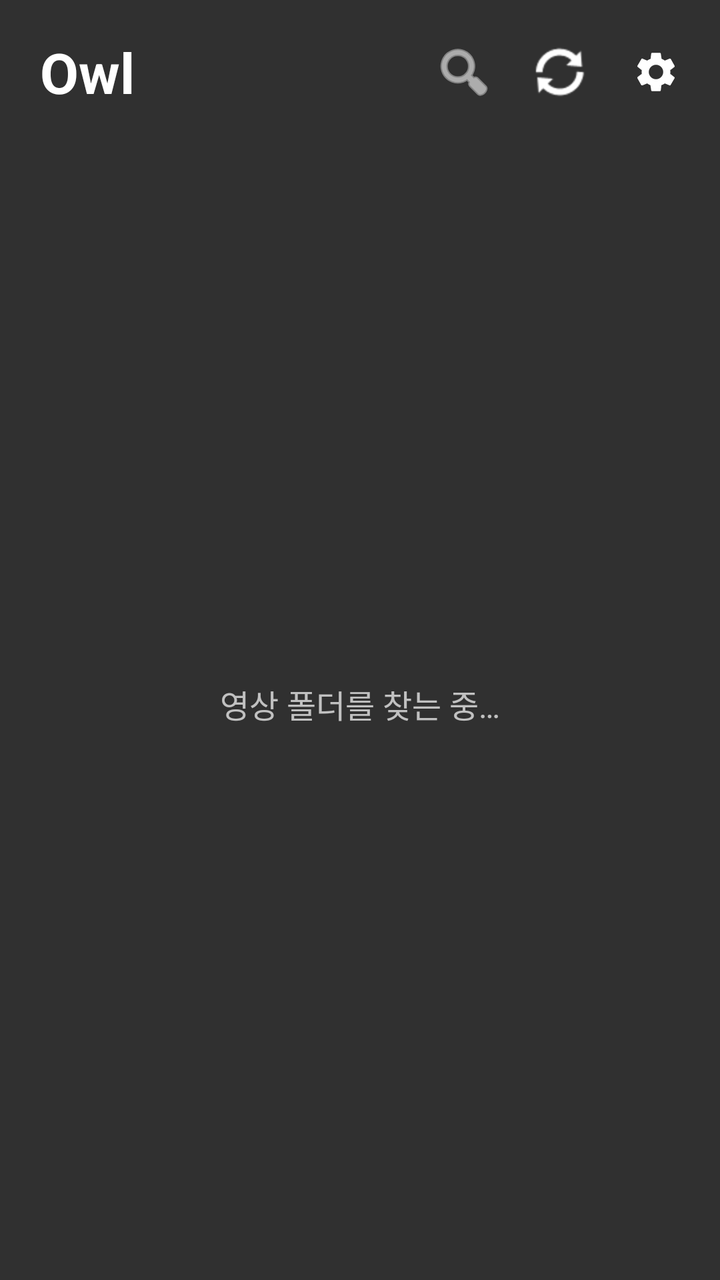
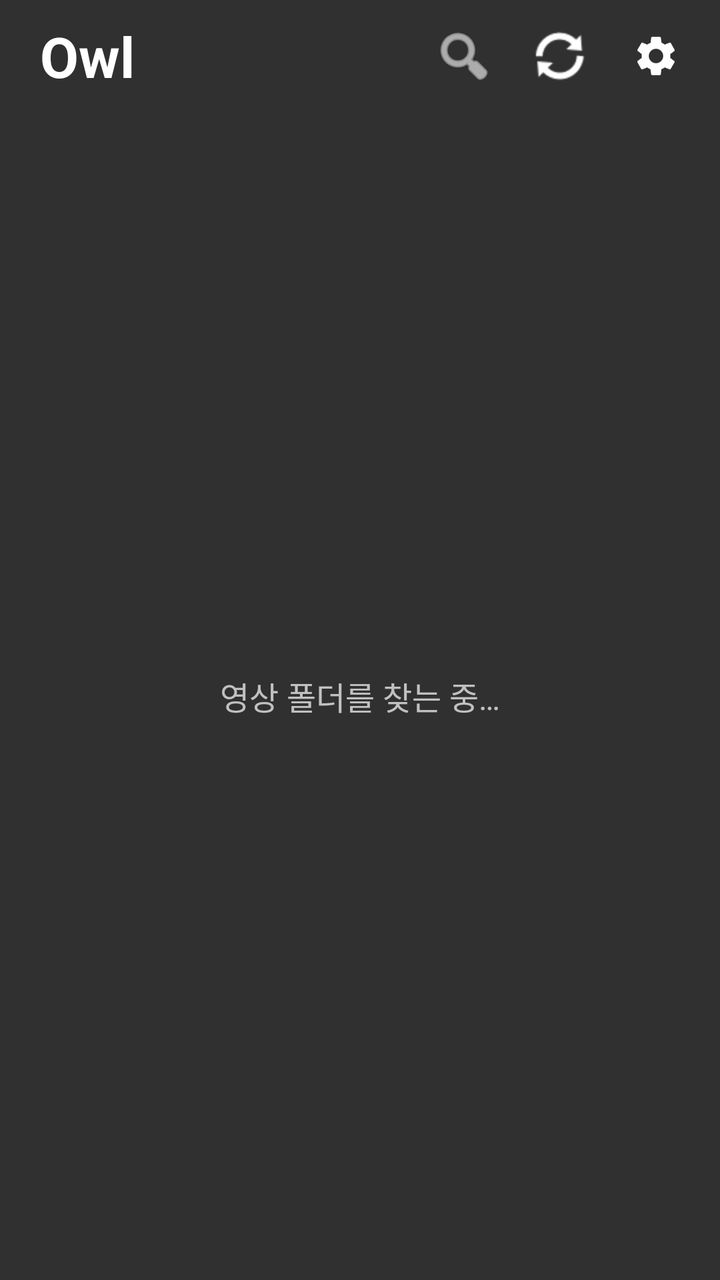

Compare the two renders of this Android layout. The source of the first and the diff that turns it into the second are given below.
<!-- AndroidManifest.xml: activity theme FilePickerTheme -->
<!-- res/layout/activity_main.xml -->
<?xml version="1.0" encoding="utf-8"?>
<LinearLayout xmlns:android="http://schemas.android.com/apk/res/android"
    android:id="@+id/mainRoot"
    android:layout_width="match_parent"
    android:layout_height="match_parent"
    android:orientation="vertical"
    android:background="?android:attr/colorBackground"
    android:paddingTop="8dp">

    <LinearLayout
        android:layout_width="match_parent"
        android:layout_height="56dp"
        android:gravity="center_vertical"
        android:orientation="horizontal"
        android:paddingStart="20dp"
        android:paddingEnd="8dp">

        <TextView
            android:layout_width="0dp"
            android:layout_height="wrap_content"
            android:layout_weight="1"
            android:text="Owl"
            android:textSize="28sp"
            android:textStyle="bold"
            android:textColor="?android:attr/textColorPrimary" />

        <ImageButton
            android:id="@+id/searchButton"
            android:layout_width="48dp"
            android:layout_height="48dp"
            android:background="?attr/selectableItemBackgroundBorderless"
            android:contentDescription="검색"
            android:src="@android:drawable/ic_menu_search"
            android:tint="?android:attr/textColorPrimary" />

        <ImageButton
            android:id="@+id/refreshButton"
            android:layout_width="48dp"
            android:layout_height="48dp"
            android:background="?attr/selectableItemBackgroundBorderless"
            android:contentDescription="새로고침"
            android:src="@android:drawable/ic_popup_sync"
            android:tint="?android:attr/textColorPrimary" />

        <ImageButton
            android:id="@+id/settingsButton"
            android:layout_width="48dp"
            android:layout_height="48dp"
            android:background="?attr/selectableItemBackgroundBorderless"
            android:contentDescription="설정"
            android:src="@drawable/ic_settings_black_24dp"
            android:tint="?android:attr/textColorPrimary" />
    </LinearLayout>

    <FrameLayout
        android:layout_width="match_parent"
        android:layout_height="0dp"
        android:layout_weight="1">

        <androidx.recyclerview.widget.RecyclerView
            android:id="@+id/folderRecycler"
            android:layout_width="match_parent"
            android:layout_height="match_parent"
            android:clipToPadding="false"
            android:paddingStart="12dp"
            android:paddingEnd="12dp"
            android:paddingBottom="24dp" />

        <TextView
            android:id="@+id/emptyText"
            android:layout_width="wrap_content"
            android:layout_height="wrap_content"
            android:layout_gravity="center"
            android:text="영상 폴더를 찾는 중…"
            android:textColor="?android:attr/textColorSecondary"
            android:textSize="16sp" />
    </FrameLayout>
</LinearLayout>
<!-- resources referenced by this layout -->
<resources>
  <!-- drawable ic_settings_black_24dp (drawable) -->
  <vector xmlns:android="http://schemas.android.com/apk/res/android"
          android:width="24dp"
          android:height="24dp"
          android:viewportWidth="24"
          android:viewportHeight="24">
      <path
          android:fillColor="#FF000000"
          android:pathData="M19.1,12.9a2.8,2.8 0,0 0,0.1 -0.9,2.8 2.8,0 0,0 -0.1,-0.9l2.1,-1.6a0.7,0.7 0,0 0,0.1 -0.6L19.4,5.5a0.7,0.7 0,0 0,-0.6 -0.2l-2.4,1a6.5,6.5 0,0 0,-1.6 -0.9l-0.4,-2.6a0.5,0.5 0,0 0,-0.5 -0.4H10.1a0.5,0.5 0,0 0,-0.5 0.4L9.3,5.4a5.6,5.6 0,0 0,-1.7 0.9l-2.4,-1a0.4,0.4 0,0 0,-0.5 0.2l-2,3.4c-0.1,0.2 0,0.4 0.2,0.6l2,1.6a2.8,2.8 0,0 0,-0.1 0.9,2.8 2.8,0 0,0 0.1,0.9L2.8,14.5a0.7,0.7 0,0 0,-0.1 0.6l1.9,3.4a0.7,0.7 0,0 0,0.6 0.2l2.4,-1a6.5,6.5 0,0 0,1.6 0.9l0.4,2.6a0.5,0.5 0,0 0,0.5 0.4h3.8a0.5,0.5 0,0 0,0.5 -0.4l0.3,-2.6a5.6,5.6 0,0 0,1.7 -0.9l2.4,1a0.4,0.4 0,0 0,0.5 -0.2l2,-3.4c0.1,-0.2 0,-0.4 -0.2,-0.6ZM12,15.6A3.6,3.6 0,1 1,15.6 12,3.6 3.6,0 0,1 12,15.6Z"/>
  </vector>
  <style name="FilePickerTheme" parent="Theme.AppCompat">
          <item name="nnf_separator_color">@color/primary</item>
  
          
          <item name="colorPrimary">@color/primary</item>
          <item name="colorPrimaryDark">@color/primary_dark</item>
          <item name="colorAccent">@color/accent</item>
  
          
          <item name="alertDialogTheme">@style/FilePickerTheme.AlertDialog</item>
          <item name="android:textColorPrimary">@android:color/background_light</item>
          <item name="android:textColorLink">@android:color/background_light</item>
      </style>
  <item name="primary" type="color">#722b72</item>
  <item name="primary_dark" type="color">@color/primary</item>
  <item name="accent" type="color">@color/primary</item>
  <style name="FilePickerTheme.AlertDialog" parent="Theme.AppCompat.Dialog.Alert">
          <item name="colorPrimary">@color/primary</item>
          <item name="colorPrimaryDark">@color/primary_dark</item>
      </style>
</resources>

<!-- the commit's change to res/layout/activity_main.xml (unified diff, before → after) -->
@@ -4,8 +4,7 @@
     android:layout_width="match_parent"
     android:layout_height="match_parent"
     android:orientation="vertical"
-    android:background="?android:attr/colorBackground"
-    android:paddingTop="8dp">
+    android:background="?android:attr/colorBackground">
 
     <LinearLayout
         android:layout_width="match_parent"
